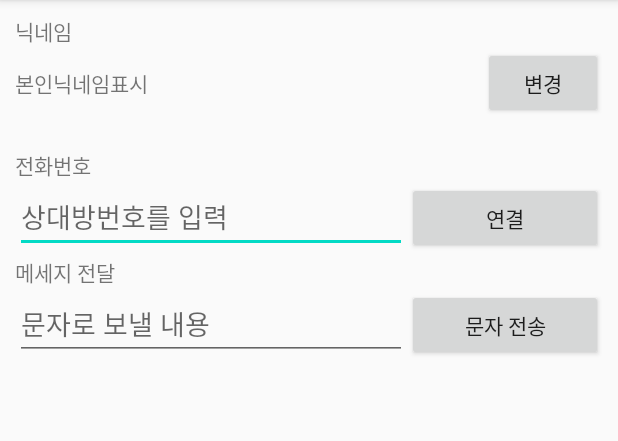
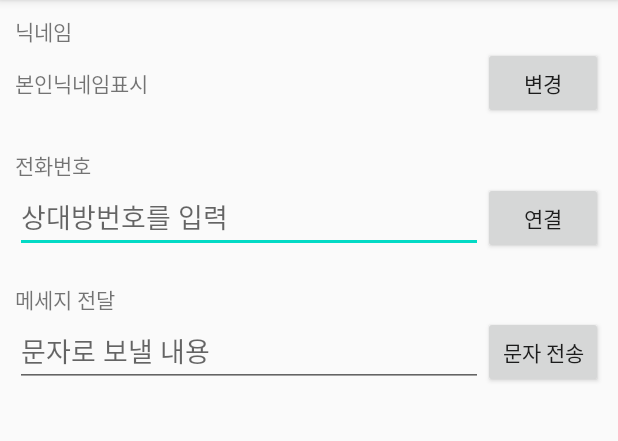
Before and after one commit to meltingshine/MyProfile_20200528, an Android app: the screen it shows after launch (MainActivity), on a phone screen of 412 x 824 dp, the part 84-525 px from its top. Run offline under Robolectric (Android 15) with nearby library versions, the phone set to English and light mode, and no system bars.

Commit message:
숙제 끝 - xml고침

```diff
--- a/app/src/main/java/com/example/myprofile_20200528/MainActivity.kt
+++ b/app/src/main/java/com/example/myprofile_20200528/MainActivity.kt
@@ -39,6 +39,7 @@ class MainActivity : AppCompatActivity() {
             startActivity(myIntent)
 
 
+
         }
     }
 
--- a/app/src/main/res/layout/activity_main.xml
+++ b/app/src/main/res/layout/activity_main.xml
@@ -54,13 +54,14 @@
             android:id="@+id/dialEdt"
             android:layout_width="0dp"
             android:layout_height="wrap_content"
-            android:layout_weight="2"
+            android:layout_weight="1"
+            android:inputType="phone"
             android:hint="상대방번호를 입력"/>
+
         <Button
             android:id="@+id/dialBtn"
-            android:layout_width="0dp"
+            android:layout_width="80dp"
             android:layout_height="wrap_content"
-            android:layout_weight="1"
             android:text="연결"/>
 
     </LinearLayout>
@@ -68,7 +69,7 @@
     <TextView
         android:layout_width="match_parent"
         android:layout_height="wrap_content"
-        android:layout_marginTop="2dp"
+        android:layout_marginTop="20dp"
         android:text="메세지 전달"/>
 
     <LinearLayout
@@ -81,13 +82,13 @@
         android:id="@+id/smsContentEdt"
         android:layout_width="0dp"
         android:layout_height="wrap_content"
-        android:layout_weight="2"
-        android:hint="문자로 보낼 내용"/>
+        android:layout_weight="1"
+        android:hint="문자로 보낼 내용"
+        android:singleLine="true"/>
     <Button
         android:id="@+id/smsSendBtn"
-        android:layout_width="0dp"
+        android:layout_width="80dp"
         android:layout_height="wrap_content"
-        android:layout_weight="1"
         android:text="문자 전송"/>
 
 </LinearLayout>
```
